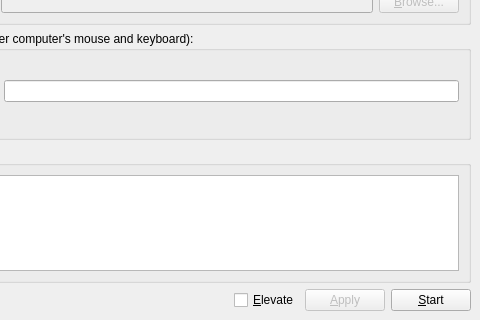
This is src/gui/res/MainWindowBase.ui in deskflow/deskflow as Qt 5 draws it before an edit; both pictures show x 120 to 600 and y 180 to 500 of the 600 by 500 pixel window. The edited form follows.
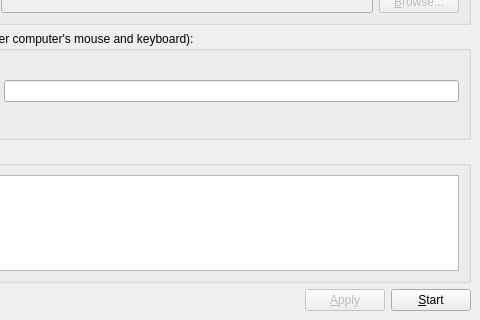
This is the edited form. Icons and pictures are not drawn.

Commit message: Moved elevate checkbox to settings #4130

What changed in the file:
```diff
--- a/src/gui/res/MainWindowBase.ui
+++ b/src/gui/res/MainWindowBase.ui
@@ -311,13 +311,6 @@
         </property>
        </spacer>
       </item>
-      <item>
-       <widget class="QCheckBox" name="m_pElevateCheckBox">
-        <property name="text">
-         <string>&amp;Elevate</string>
-        </property>
-       </widget>
-      </item>
       <item>
        <widget class="QPushButton" name="m_pButtonApply">
         <property name="enabled">
```
The commit also changes 7 other files.
